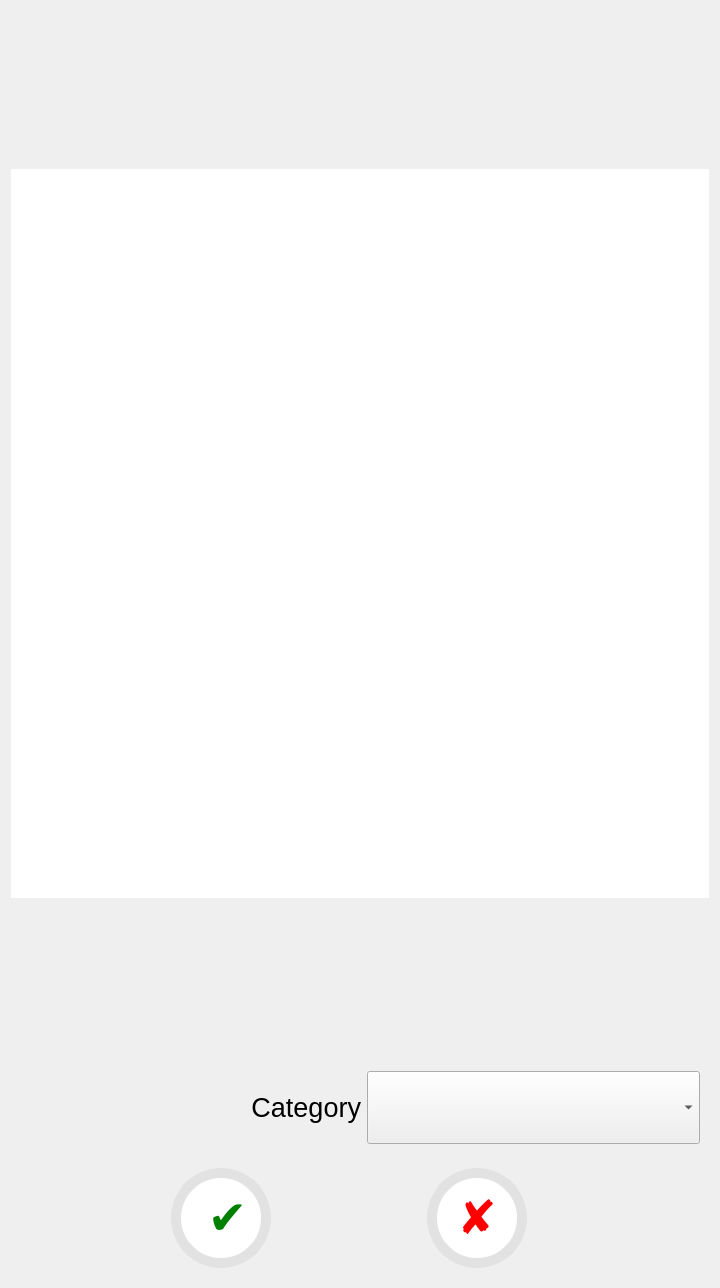
Qt form AddClothesConfirmationUi.ui (beaesguerra/dressr) before a commit.
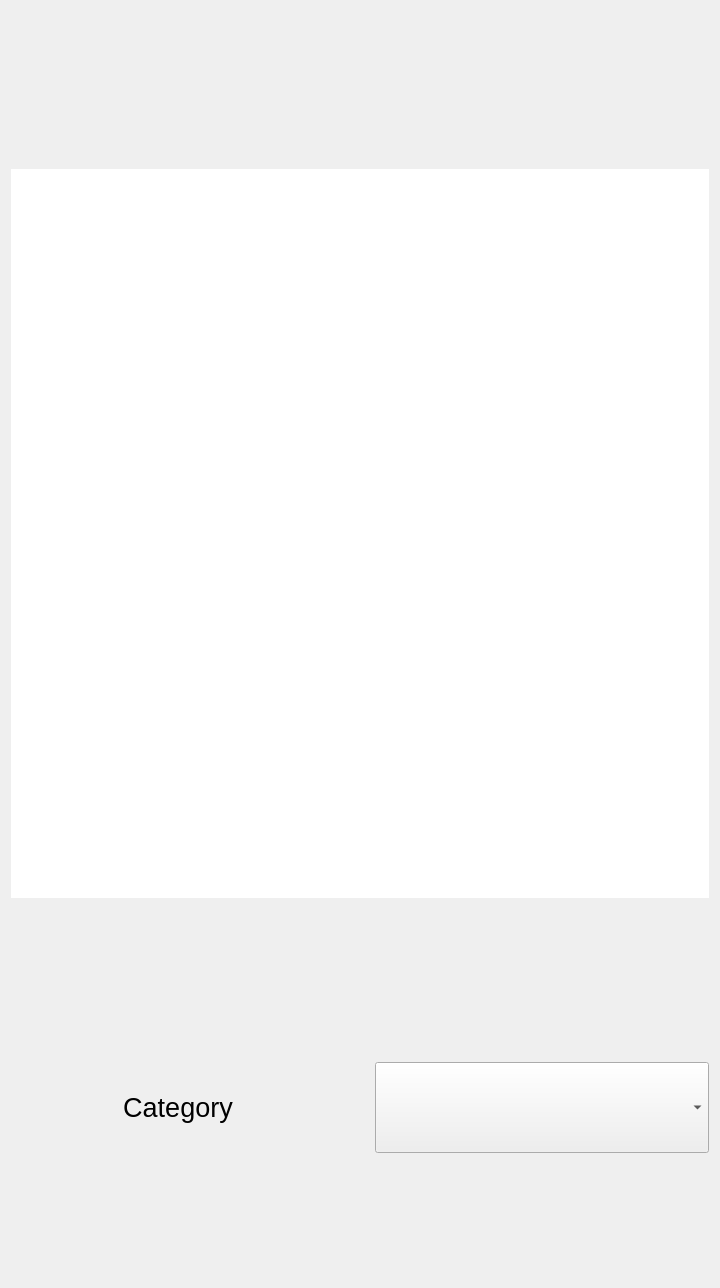
The same form after that commit. Icons and pictures are not drawn.

What changed in the file:
```diff
--- a/AddClothesConfirmationUi.ui
+++ b/AddClothesConfirmationUi.ui
@@ -84,18 +84,36 @@
        <verstretch>1</verstretch>
       </sizepolicy>
      </property>
+     <property name="styleSheet">
+      <string notr="true"/>
+     </property>
      <layout class="QHBoxLayout" name="horizontalLayout">
+      <property name="spacing">
+       <number>30</number>
+      </property>
+      <property name="leftMargin">
+       <number>0</number>
+      </property>
+      <property name="topMargin">
+       <number>0</number>
+      </property>
+      <property name="rightMargin">
+       <number>0</number>
+      </property>
+      <property name="bottomMargin">
+       <number>0</number>
+      </property>
       <item>
        <widget class="QLabel" name="label">
         <property name="sizePolicy">
-         <sizepolicy hsizetype="Minimum" vsizetype="Minimum">
-          <horstretch>0</horstretch>
+         <sizepolicy hsizetype="Preferred" vsizetype="Preferred">
+          <horstretch>1</horstretch>
           <verstretch>0</verstretch>
          </sizepolicy>
         </property>
         <property name="minimumSize">
          <size>
-          <width>341</width>
+          <width>0</width>
           <height>0</height>
          </size>
         </property>
@@ -104,25 +122,28 @@
           <pointsize>20</pointsize>
          </font>
         </property>
+        <property name="frameShadow">
+         <enum>QFrame::Raised</enum>
+        </property>
         <property name="text">
          <string>Category</string>
         </property>
         <property name="alignment">
-         <set>Qt::AlignRight|Qt::AlignTrailing|Qt::AlignVCenter</set>
+         <set>Qt::AlignCenter</set>
         </property>
        </widget>
       </item>
       <item>
        <widget class="QComboBox" name="categoryComboBox">
         <property name="sizePolicy">
-         <sizepolicy hsizetype="Preferred" vsizetype="Minimum">
-          <horstretch>0</horstretch>
+         <sizepolicy hsizetype="Preferred" vsizetype="Preferred">
+          <horstretch>1</horstretch>
           <verstretch>0</verstretch>
          </sizepolicy>
         </property>
         <property name="maximumSize">
          <size>
-          <width>339</width>
+          <width>16777215</width>
           <height>16777215</height>
          </size>
         </property>
@@ -155,44 +176,12 @@
      </property>
      <property name="styleSheet">
       <string notr="true">#confirmationButtons QPushButton {
-	border-radius: 50px;
-	background-color: white;
-	font-size: 35pt;
-	padding: 5px;
-	border-style: solid;
-border-width:10px;
-border-color: #E2E2E2;
-
+	background: none;
+	border: none;
 }</string>
      </property>
      <layout class="QGridLayout" name="gridLayout">
       <item row="0" column="0">
-       <spacer name="leftHorizontalSpacer">
-        <property name="orientation">
-         <enum>Qt::Horizontal</enum>
-        </property>
-        <property name="sizeHint" stdset="0">
-         <size>
-          <width>40</width>
-          <height>20</height>
-         </size>
-        </property>
-       </spacer>
-      </item>
-      <item row="0" column="4">
-       <spacer name="rightHorizontalSpacer">
-        <property name="orientation">
-         <enum>Qt::Horizontal</enum>
-        </property>
-        <property name="sizeHint" stdset="0">
-         <size>
-          <width>173</width>
-          <height>20</height>
-         </size>
-        </property>
-       </spacer>
-      </item>
-      <item row="0" column="1">
        <widget class="QPushButton" name="confirmButton">
         <property name="sizePolicy">
          <sizepolicy hsizetype="Minimum" vsizetype="Fixed">
@@ -215,10 +204,14 @@
          <bool>false</bool>
         </property>
         <property name="styleSheet">
-         <string notr="true">color:green;</string>
+         <string notr="true"/>
         </property>
         <property name="text">
-         <string> ✔</string>
+         <string/>
+        </property>
+        <property name="icon">
+         <iconset resource="resources.qrc">
+          <normaloff>:/Resources/accept.png</normaloff>:/Resources/accept.png</iconset>
         </property>
         <property name="iconSize">
          <size>
@@ -228,20 +221,7 @@
         </property>
        </widget>
       </item>
-      <item row="0" column="2">
-       <spacer name="middleHoriztontalSpacer">
-        <property name="orientation">
-         <enum>Qt::Horizontal</enum>
-        </property>
-        <property name="sizeHint" stdset="0">
-         <size>
-          <width>89</width>
-          <height>20</height>
-         </size>
-        </property>
-       </spacer>
-      </item>
-      <item row="0" column="3">
+      <item row="0" column="1">
        <widget class="QPushButton" name="denyButton">
         <property name="sizePolicy">
          <sizepolicy hsizetype="Minimum" vsizetype="Fixed">
@@ -264,10 +244,20 @@
          <bool>false</bool>
         </property>
         <property name="styleSheet">
-         <string notr="true">color: red;</string>
+         <string notr="true"/>
         </property>
         <property name="text">
-         <string>✘</string>
+         <string/>
+        </property>
+        <property name="icon">
+         <iconset resource="resources.qrc">
+          <normaloff>:/Resources/reject.png</normaloff>:/Resources/reject.png</iconset>
+        </property>
+        <property name="iconSize">
+         <size>
+          <width>100</width>
+          <height>100</height>
+         </size>
         </property>
        </widget>
       </item>
```
Left out of the diff: 4 changed lines with no effect on the pictures.
